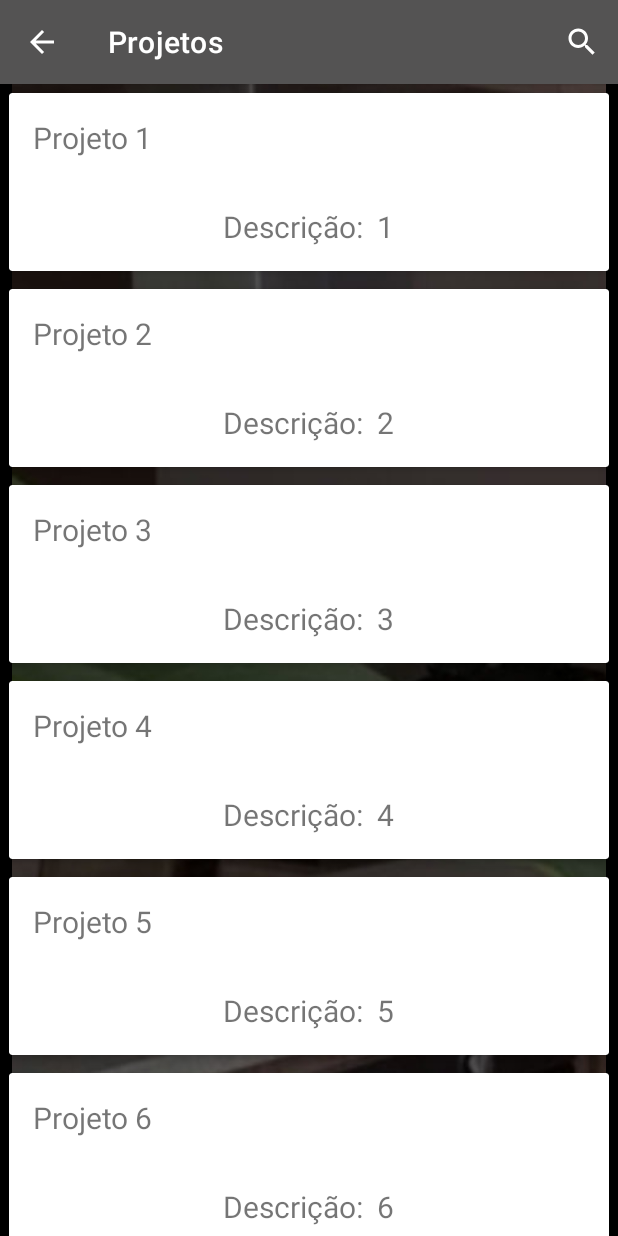
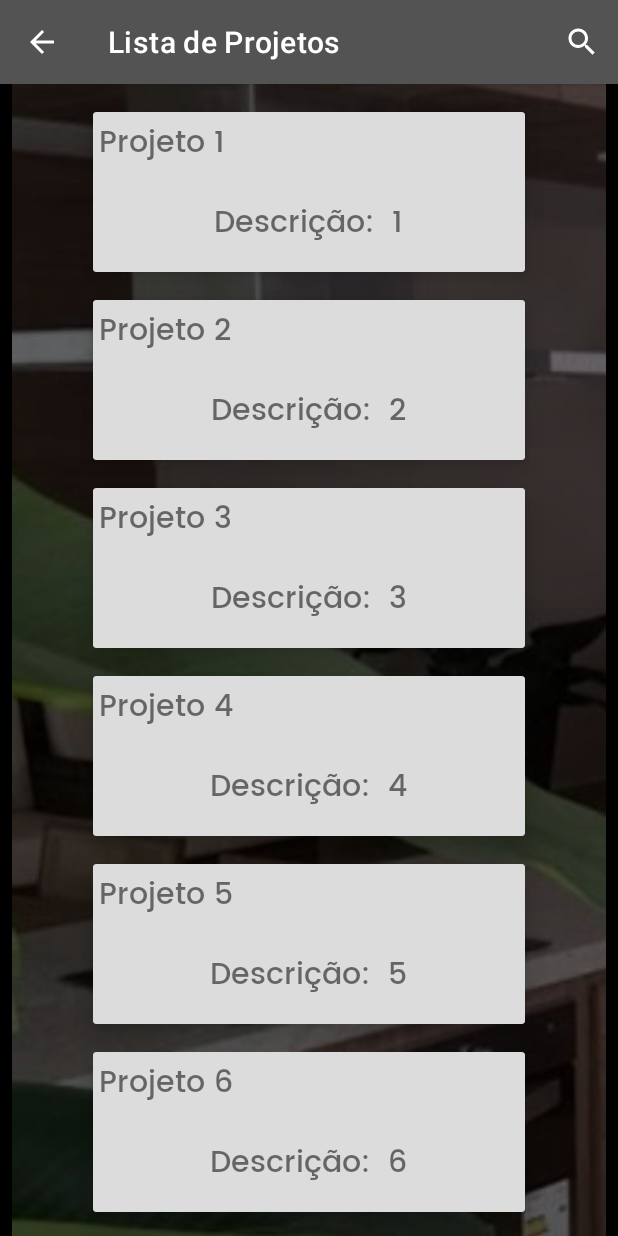
Before and after one commit to Impacta-Michel/PRGTApp, an Android app: the ProjectActivity screen opened directly, with no data from a screen before it, on a phone screen of 412 x 824 dp. Run offline under Robolectric (Android 15) with nearby library versions, the phone set to English and light mode, and no system bars.

Commit message:
Ajustes maiores no design das implementações novas

```diff
--- a/app/src/main/AndroidManifest.xml
+++ b/app/src/main/AndroidManifest.xml
@@ -13,7 +13,7 @@
         android:roundIcon="@mipmap/ic_launcher_round"
         android:supportsRtl="true"
         android:theme="@style/Theme.PRGTApp">
-        <activity android:name=".DetalheProjeto"></activity>
+        <activity android:name=".DetalheProjeto" />
         <activity android:name=".ConfigActivity" />
         <activity android:name=".ProjectActivity" />
         <activity android:name=".CrewActivity" />
--- a/app/src/main/java/br/com/prgtapp/ProjectActivity.kt
+++ b/app/src/main/java/br/com/prgtapp/ProjectActivity.kt
@@ -15,7 +15,7 @@ class ProjectActivity : AppCompatActivity() {
     override fun onCreate(savedInstanceState: Bundle?) {
         super.onCreate(savedInstanceState)
         setContentView(R.layout.activity_project)
-        supportActionBar?.title = "Projetos"
+        supportActionBar?.title = "Lista de Projetos"
         supportActionBar?.setDisplayHomeAsUpEnabled(true)
 
         recycler_projetos?.layoutManager = LinearLayoutManager(this)
--- a/app/src/main/res/layout/adapter_projeto.xml
+++ b/app/src/main/res/layout/adapter_projeto.xml
@@ -4,27 +4,39 @@
     android:layout_height="wrap_content"
     xmlns:app="http://schemas.android.com/apk/res-auto"
     android:id="@+id/card_projetos"
-    android:layout_margin="6dp"
-    app:cardElevation="3dp"
-    app:cardCornerRadius="2dp"
+    android:layout_marginLeft="62dp"
+    android:layout_marginTop="18.7dp"
+    android:layout_marginRight="62dp"
+    android:gravity="center"
+    android:paddingTop="14dp"
+    android:paddingBottom="14dp"
+    app:cardElevation="10dp"
     android:foreground="?attr/selectableItemBackground">
 
     <LinearLayout
+        android:orientation="vertical"
+        android:layout_gravity="center"
         android:layout_width="match_parent"
-        android:layout_height="match_parent"
-        android:orientation="vertical">
+        android:layout_height="wrap_content"
+        android:gravity="center"
+        android:background="@color/ligh_grey"
+        >
+
         <TextView
             android:id="@+id/card_nome"
+            android:fontFamily="@font/poppins_medium"
             android:layout_width="match_parent"
             android:layout_height="wrap_content"
-            android:layout_margin="16dp"
-            android:textSize="20sp"/>
+            android:layout_margin="4dp"
+            android:textSize="20sp"
+            />
         <FrameLayout
             android:layout_width="match_parent"
             android:layout_height="wrap_content">
 
             <TextView
                 android:id="@+id/card_description"
+                android:fontFamily="@font/poppins_medium"
                 android:layout_width="wrap_content"
                 android:layout_height="wrap_content"
                 android:layout_gravity="center"
--- a/app/src/main/res/layout/menu_lateral_cabecalho.xml
+++ b/app/src/main/res/layout/menu_lateral_cabecalho.xml
@@ -1,9 +1,10 @@
 <?xml version="1.0" encoding="utf-8"?>
 <LinearLayout xmlns:android="http://schemas.android.com/apk/res/android"
     android:orientation="vertical"
+    android:layout_marginTop="20dp"
     android:layout_width="match_parent"
-    android:layout_height="160dp"
-    android:background="@drawable/fundo_menu"
+    android:layout_height="150dp"
+    android:background="@drawable/logo_escuro_crop"
     android:layout_gravity="bottom"
     android:padding="16dp"
     >
@@ -11,7 +12,6 @@
     <TextView
         android:layout_width="match_parent"
         android:layout_height="wrap_content"
-        android:text="Nome Usuario"
         android:paddingTop="16dp"/>
 
 </LinearLayout>
--- a/app/src/main/res/layout/tela_inicial.xml
+++ b/app/src/main/res/layout/tela_inicial.xml
@@ -61,7 +61,7 @@
                             android:gravity="center"
                             android:paddingTop="14dp"
                             android:paddingBottom="14dp"
-                            android:text="Projetos" />
+                            android:text="Lista de Projetos" />
 
                         <Button
                             android:id="@+id/button_crew"
--- a/app/src/main/res/menu/menu_lateral.xml
+++ b/app/src/main/res/menu/menu_lateral.xml
@@ -5,10 +5,12 @@
 
        <item
            android:id="@+id/nav_config"
+           android:fontFamily="@font/poppins_medium"
            android:title="@string/action_config"
            android:icon="@drawable/gear_white" />
        <item
            android:id="@+id/nav_logout"
+           android:fontFamily="@font/poppins_medium"
            android:title="@string/action_logout"
            android:icon="@drawable/logout_white" />
    </group>
--- a/app/src/main/res/values/colors.xml
+++ b/app/src/main/res/values/colors.xml
@@ -4,4 +4,5 @@
     <color name="black">#FF000000</color>
     <color name="white">#FFFFFFFF</color>
     <color name="dark_grey">#545353</color>
+    <color name="ligh_grey">#457D7D7D</color>
 </resources>
```
Also changed, not shown: app/src/main/java/br/com/prgtapp/DetalheProjeto.kt (+17 -1 lines), app/src/main/res/drawable/logo_escuro.jpeg (added), app/src/main/res/drawable/logo_escuro_crop.jpg (added).
